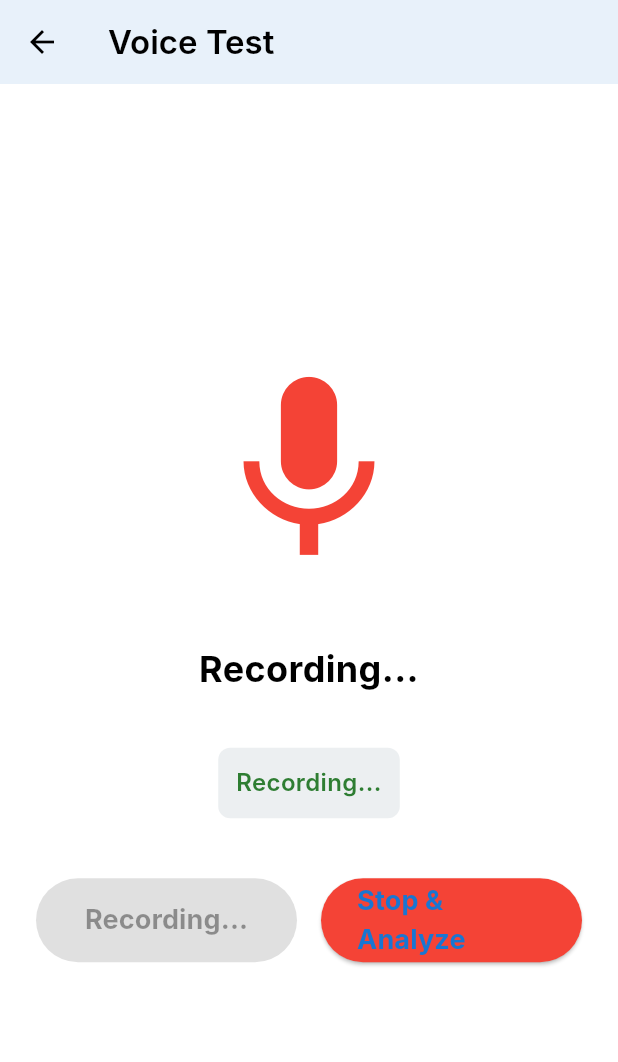
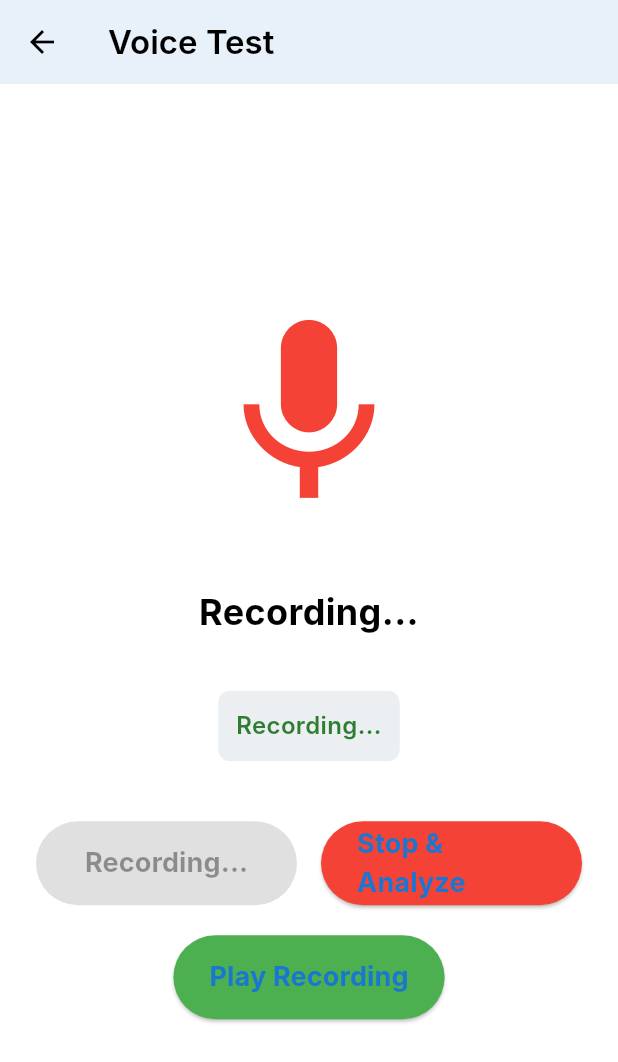
Before and after one commit to AMOFAH292/Parkinson_Project, a Flutter app: the VoiceTestScreen screen opened directly, after a tap on "Start Recording", on a phone screen of 412 x 824 dp. Shown: the top 1062 px of the screen. Run offline on Flutter 3.47's test engine with Material 3 defaults, Android fonts, the phone set to English and light mode, and no system bars; our stand-ins replace permission_handler; missing offline and left inert: flutter_sound, tflite_flutter; network calls fail; Roboto replaces fonts that are missing (Inter); statements that could not run were skipped.

Commit message:
record and play works on phone

```diff
--- a/lib/providers/voice_test_provider.dart
+++ b/lib/providers/voice_test_provider.dart
@@ -12,11 +12,13 @@ class ParkinsonInferenceResult {
   final int overallClass; // 0 = healthy, 1 = Parkinson's
   final int parkinsonSegmentCount;
   final double confidence; // percentage 0-100%
+  final List<double> segmentProbabilities;
 
   ParkinsonInferenceResult({
     required this.overallClass,
     required this.parkinsonSegmentCount,
     required this.confidence,
+    required this.segmentProbabilities,
   });
 }
 
@@ -53,6 +55,7 @@ class ParkinsonInferenceProvider extends ChangeNotifier {
     int totalSegments = (waveform.length / segmentSamples).ceil();
 
     List<int> segmentPredictions = [];
+    List<double> segmentProbabilities = [];
 
     for (int i = 0; i < totalSegments; i++) {
       // Calculate segment range
@@ -87,6 +90,7 @@ class ParkinsonInferenceProvider extends ChangeNotifier {
       // --- Step 3: Threshold 0.5 ---
       int predictedClass = classifierOutput[0][0] >= 0.5 ? 1 : 0;
       segmentPredictions.add(predictedClass);
+      segmentProbabilities.add(classifierOutput[0][0]);
     }
 
     // --- Step 4: Majority voting ---
@@ -102,6 +106,7 @@ class ParkinsonInferenceProvider extends ChangeNotifier {
       overallClass: overallClass,
       parkinsonSegmentCount: parkinsonCount,
       confidence: confidence,
+      segmentProbabilities: segmentProbabilities,
     );
   }
 }
--- a/lib/test_screens/voice_test_screen.dart
+++ b/lib/test_screens/voice_test_screen.dart
@@ -18,15 +18,20 @@ class VoiceTestScreen extends StatefulWidget {
 
 class _VoiceTestScreenState extends State<VoiceTestScreen> {
   FlutterSoundRecorder? _recorder;
+  FlutterSoundPlayer? _player;
   bool _isRecording = false;
+  bool _isPlaying = false;
   bool _isRecorderReady = false;
   String? _result;
+  String? _recordedFilePath;
+  List<double>? _segmentProbabilities;
   final ParkinsonInferenceProvider _provider = ParkinsonInferenceProvider();
 
   @override
   void initState() {
     super.initState();
     _recorder = FlutterSoundRecorder();
+    _player = FlutterSoundPlayer();
     _openRecorder();
   }
 
@@ -36,6 +41,7 @@ class _VoiceTestScreenState extends State<VoiceTestScreen> {
       _stopRecording();
     }
     _recorder?.closeRecorder();
+    _player?.closePlayer();
     super.dispose();
   }
 
@@ -59,6 +65,7 @@ class _VoiceTestScreenState extends State<VoiceTestScreen> {
 
     Directory docsDir = await getApplicationDocumentsDirectory();
     String path = p.join(docsDir.path, 'voice_test_full.wav');
+    _recordedFilePath = path;
 
     setState(() {
       _isRecording = true;
@@ -76,6 +83,7 @@ class _VoiceTestScreenState extends State<VoiceTestScreen> {
     if (!_isRecording) return;
 
     String? path = await _recorder?.stopRecorder();
+    _recordedFilePath = path;
     setState(() => _isRecording = false);
     await Future.delayed(const Duration(milliseconds: 500));
 
@@ -94,6 +102,7 @@ class _VoiceTestScreenState extends State<VoiceTestScreen> {
       final inference = await _provider.predictFromAudio(waveform);
 
       setState(() {
+        _segmentProbabilities = inference.segmentProbabilities;
         _result =
             'Overall Class: ${inference.overallClass == 1 ? "Parkinson" : "Healthy"}\n'
             'Parkinson Segments: ${inference.parkinsonSegmentCount}\n'
@@ -121,6 +130,38 @@ class _VoiceTestScreenState extends State<VoiceTestScreen> {
     return samples;
   }
 
+  // --- Play recorded audio ---
+  Future<void> _playRecording() async {
+    if (_recordedFilePath == null || !File(_recordedFilePath!).existsSync()) {
+      setState(() => _result = 'No recording to play');
+      return;
+    }
+
+    try {
+      await _player?.openPlayer();
+      setState(() => _isPlaying = true);
+      await _player?.startPlayer(fromURI: _recordedFilePath);
+      _player?.onProgress?.listen((event) {
+        if (event.position >= event.duration) {
+          setState(() => _isPlaying = false);
+        }
+      });
+    } catch (e) {
+      setState(() => _result = 'Playback error: $e');
+    }
+  }
+
+  // --- Stop playing audio ---
+  Future<void> _stopPlaying() async {
+    try {
+      await _player?.stopPlayer();
+      await _player?.closePlayer();
+      setState(() => _isPlaying = false);
+    } catch (e) {
+      setState(() => _result = 'Stop playback error: $e');
+    }
+  }
+
   @override
   Widget build(BuildContext context) {
     bool canStart = _isRecorderReady && !_isRecording;
@@ -145,13 +186,13 @@ class _VoiceTestScreenState extends State<VoiceTestScreen> {
           mainAxisAlignment: MainAxisAlignment.center,
           children: [
             Icon(
-              _isRecording ? Icons.mic : Icons.mic_none,
+              _isRecording ? Icons.mic : (_isPlaying ? Icons.play_arrow : Icons.mic_none),
               size: 150,
-              color: _isRecording ? Colors.red : (canStart ? Colors.blue : Colors.grey),
+              color: _isRecording ? Colors.red : (_isPlaying ? Colors.green : (canStart ? Colors.blue : Colors.grey)),
             ),
             const SizedBox(height: 40),
             Text(
-              _isRecording ? 'Recording...' : 'Prepare for Voice Test',
+              _isRecording ? 'Recording...' : (_isPlaying ? 'Playing...' : 'Prepare for Voice Test'),
               textAlign: TextAlign.center,
               style: const TextStyle(fontSize: 24, fontWeight: FontWeight.bold),
             ),
@@ -164,7 +205,10 @@ class _VoiceTestScreenState extends State<VoiceTestScreen> {
                   color: Colors.blueGrey.shade50,
                   borderRadius: BorderRadius.circular(8),
                 ),
-                child: Text(
+                child: Column(
+                  crossAxisAlignment: CrossAxisAlignment.start,
+                  children: [
+                    Text(
                       _result!,
                       textAlign: TextAlign.center,
                       style: TextStyle(
@@ -172,6 +216,26 @@ class _VoiceTestScreenState extends State<VoiceTestScreen> {
                         fontWeight: FontWeight.w600,
                         color: _result!.contains('Parkinson') ? Colors.red.shade800 : Colors.green.shade800,
                       ),
+                    ),
+                    if (_segmentProbabilities != null) ...[
+                      const SizedBox(height: 10),
+                      const Text(
+                        'Segment Probabilities:',
+                        style: TextStyle(fontWeight: FontWeight.bold),
+                      ),
+                      ..._segmentProbabilities!.asMap().entries.map((entry) {
+                        int index = entry.key;
+                        double prob = entry.value;
+                        return Text(
+                          'Segment ${index + 1}: ${prob.toStringAsFixed(2)}',
+                          style: TextStyle(
+                            color: prob > 0.5 ? Colors.red : Colors.green,
+                            fontWeight: FontWeight.w500,
+                          ),
+                        );
+                      }),
+                    ],
+                  ],
                 ),
               ),
             ],
@@ -206,6 +270,22 @@ class _VoiceTestScreenState extends State<VoiceTestScreen> {
                 ),
               ],
             ),
+            if (_recordedFilePath != null) ...[
+              const SizedBox(height: 20),
+              SizedBox(
+                height: 56,
+                child: ElevatedButton(
+                  onPressed: _isPlaying ? _stopPlaying : _playRecording,
+                  style: ElevatedButton.styleFrom(
+                    backgroundColor: _isPlaying ? Colors.red : Colors.green,
+                  ),
+                  child: Text(
+                    _isPlaying ? 'Stop Playing' : 'Play Recording',
+                    style: const TextStyle(fontSize: 18, fontWeight: FontWeight.bold),
+                  ),
+                ),
+              ),
+            ],
           ],
         ),
       ),
```
Also changed, not shown: 1 other file. Lines whose indentation alone changed are shown as unchanged.
